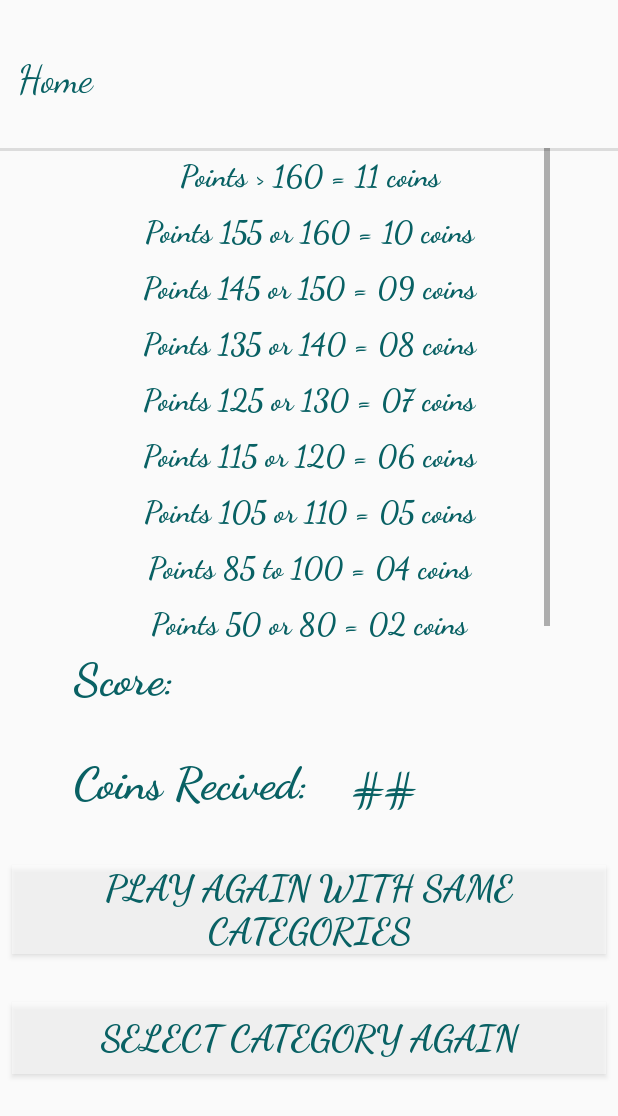
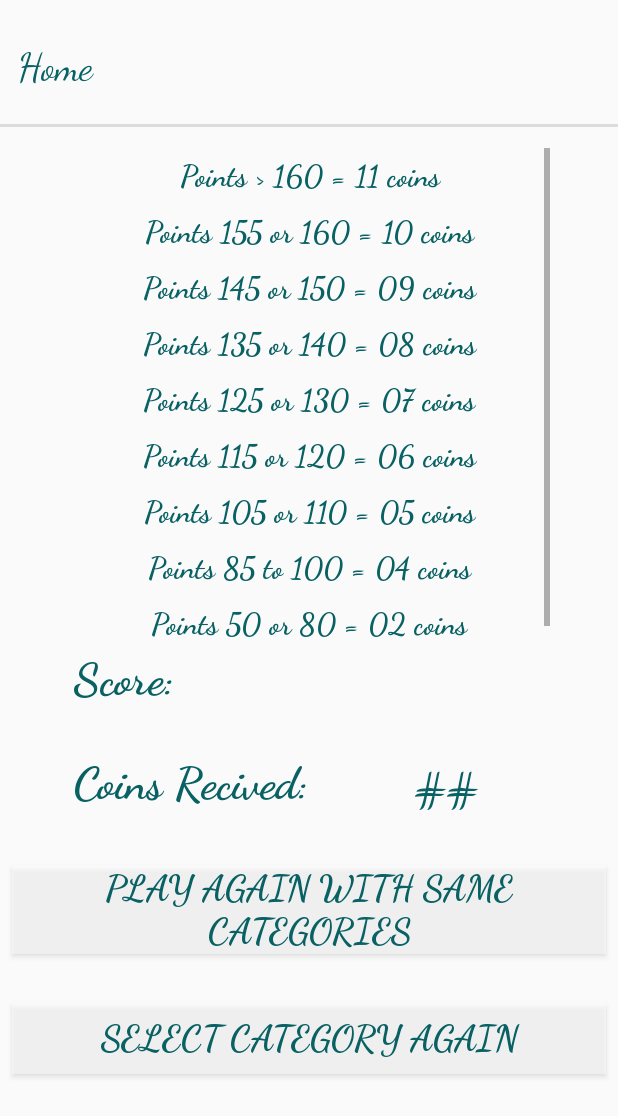
Before and after one commit to Rutvik48/TriviaGame-Android-Game, an Android app: the EndPage screen opened directly, with no data from a screen before it, on a phone screen of 412 x 824 dp. Shown: the top 1116 px of the screen. Run offline under Robolectric (Android 15) with nearby library versions, the phone set to English and light mode, and no system bars; our stand-ins replace Firebase (no records; nobody signed in at launch, a user with empty details on screens opened directly); 7 statements that could not run were skipped.

Commit message:
Update 3.0
Signed-off-by: Rutvik Patel <rutvik48@gmail.com>

```diff
--- a/app/src/main/java/com/example/triviagame/EndPage.java
+++ b/app/src/main/java/com/example/triviagame/EndPage.java
@@ -16,9 +16,6 @@ public class EndPage extends AppCompatActivity {
     private Button btn_PlayAgain, btn_BackToCategory, btn_BackToHome, btn_UserInfo;
     private TextView tv_Score, tv_CoinRecived;
     private static String totalPoints;
-
-    userClass userClass = new userClass();
-
 
 
     @Override
@@ -49,12 +46,19 @@ public class EndPage extends AppCompatActivity {
 
     private void updateCoinOnFirebase(String receivedCoins){
 
+        userClass curUser = new userClass().getCurrentUser();
+
+        Toast.makeText(getApplicationContext(),"Current User Email: "+curUser.getEmail(),Toast.LENGTH_LONG).show();
+
         int temp = Integer.parseInt(receivedCoins);
 
-        userClass userClass = new userClass();
-        int storedCoins = userClass.getCoin();
+        int storedCoins = curUser.getCoin();
 
-        userClass.setCoin(temp+storedCoins);
+        curUser.setCoin(temp+storedCoins);
+
+        tv_CoinRecived.setText(Integer.toString(curUser.getCoin()));
+
+        curUser.updateCoins();
 
     }
 
--- a/app/src/main/java/com/example/triviagame/PopUpWindow.java
+++ b/app/src/main/java/com/example/triviagame/PopUpWindow.java
@@ -117,6 +117,7 @@ public class PopUpWindow extends Activity {
 
     public void superupdateUI(userClass user){
 
+
         Log.d(TAG,"Inside SuperUpdateUI ");
         userNameText.setText("Email: "+user.getEmail());
         userHighscoreText.setText("Highest Score: " + String.valueOf(user.getHighScore()));
@@ -142,6 +143,8 @@ public class PopUpWindow extends Activity {
 
                         Log.d("Test", "Document ID: " + document.getId());
                         userClass user = document.toObject(userClass.class);
+                        //superupdateUI(user);
+                        user.setCurrentUser(user);
                         superupdateUI(user);
                         // Log.d(TAG,"display 3");
                     }
--- a/app/src/main/res/layout/activity_end_page.xml
+++ b/app/src/main/res/layout/activity_end_page.xml
@@ -30,7 +30,7 @@
         android:layout_width="wrap_content"
         android:layout_height="wrap_content"
         android:orientation="vertical"
-        app:layout_constraintGuide_percent="0.55" />
+        app:layout_constraintGuide_percent="0.65" />
 
     <android.support.constraint.Guideline
         android:id="@+id/endVerGuideline"
--- a/app/src/main/res/layout/top_menu_bar.xml
+++ b/app/src/main/res/layout/top_menu_bar.xml
@@ -33,7 +33,7 @@
         android:layout_width="wrap_content"
         android:layout_height="wrap_content"
         android:orientation="horizontal"
-        app:layout_constraintGuide_percent="0.12" />
+        app:layout_constraintGuide_percent="0.10" />
 
     <LinearLayout
         android:id="@+id/linearLayout"
```
Also changed, not shown: app/src/main/java/com/example/triviagame/QuestionPage.java (+7 -0 lines), app/src/main/java/com/example/triviagame/userClass.java (+65 -2 lines), app/src/main/res/drawable/logo.gif (added), app/src/main/res/drawable/logo.png (deleted).
